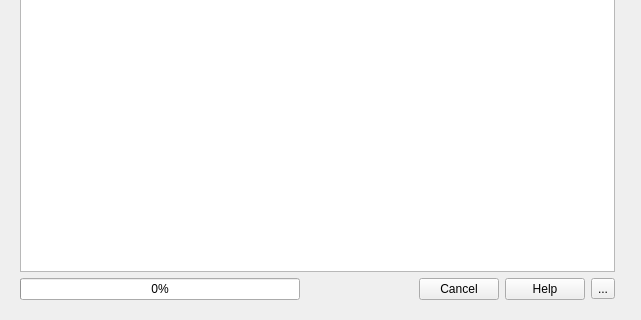
This is QgisModelBaker/ui/generate_project.ui in opengisch/QgisModelBaker as Qt 5 draws it before an edit; both pictures show x 0 to 641 and y 483 to 803 of the 641 by 803 pixel window. The edited form follows.
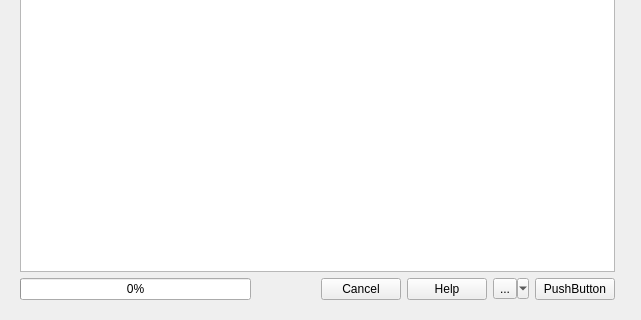
This is the edited form. Custom widgets are drawn as their Qt base class.

Commit message: make buttons for generate project in the same way like for import and export

Diff of the .ui file:
```diff
--- a/QgisModelBaker/ui/generate_project.ui
+++ b/QgisModelBaker/ui/generate_project.ui
@@ -228,7 +228,14 @@
             <string>...</string>
            </property>
            <property name="popupMode">
-            <enum>QToolButton::DelayedPopup</enum>
+            <enum>QToolButton::MenuButtonPopup</enum>
+           </property>
+          </widget>
+         </item>
+         <item>
+          <widget class="QPushButton" name="create_button">
+           <property name="text">
+            <string>PushButton</string>
            </property>
           </widget>
          </item>
```
The commit also changes 2 other files.
